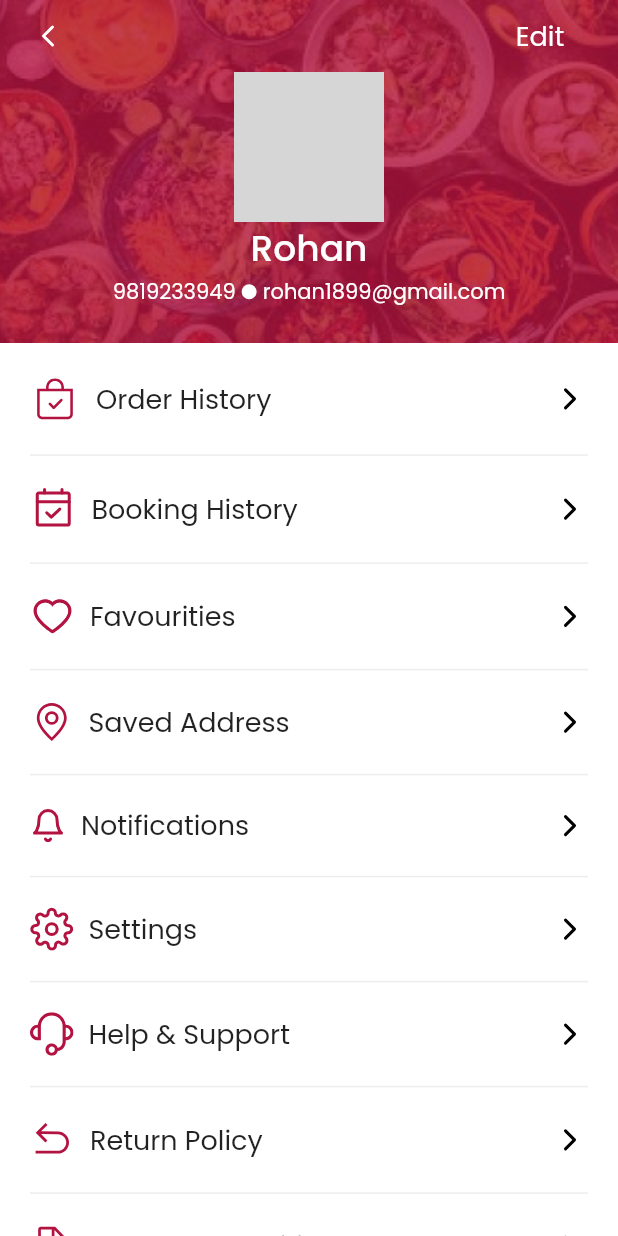
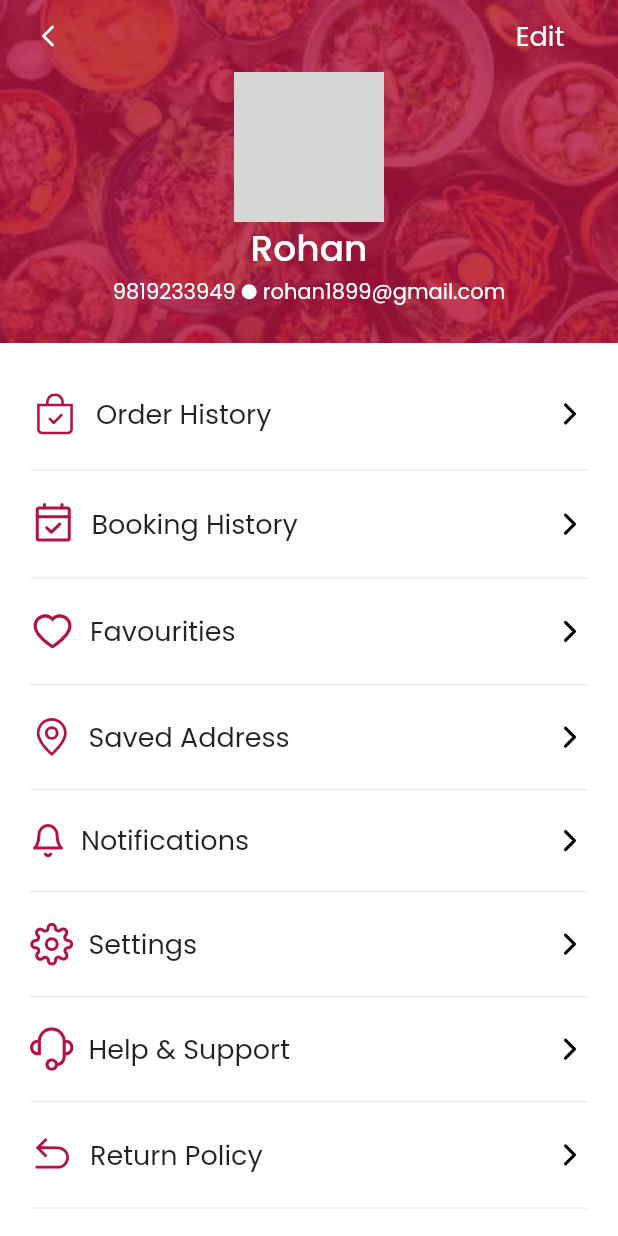
Before and after one commit to tejastamkar/Bhojan-king-resturant, a Flutter app: the ProfileScreen screen opened directly, on a phone screen of 412 x 824 dp. Run offline on Flutter 3.47's test engine with Material 2 defaults, Android fonts, the phone set to English and light mode, and no system bars; our stand-ins replace carousel_indicator, carousel_slider, dotted_line, flutter_rating_bar, flutter_svg, image_picker; network calls fail; project files that could hold a hidden picture were left out; grey boxes are pictures that could not be loaded.

Commit message:
fixed profile width

```diff
--- a/lib/screens/profilescreen.dart
+++ b/lib/screens/profilescreen.dart
@@ -31,7 +31,7 @@ class _ProfileScreenState extends State<ProfileScreen> {
               alignment: Alignment.topCenter,
               children: [
                 SizedBox(
-                  height: width < 440 ? width / 1.8 : width / 4,
+                  height: width < 440 ? width / 1.8 : width / 3.7,
                   child: Image.asset(
                     'assets/profilebg.png',
                     fit: BoxFit.cover,
@@ -122,6 +122,9 @@ class _ProfileScreenState extends State<ProfileScreen> {
                   ],
                 )
               ],
+            ),
+            SizedBox(
+              height: 10,
             ),
             InkWell(
               onTap: (() => Navigator.push(
```
